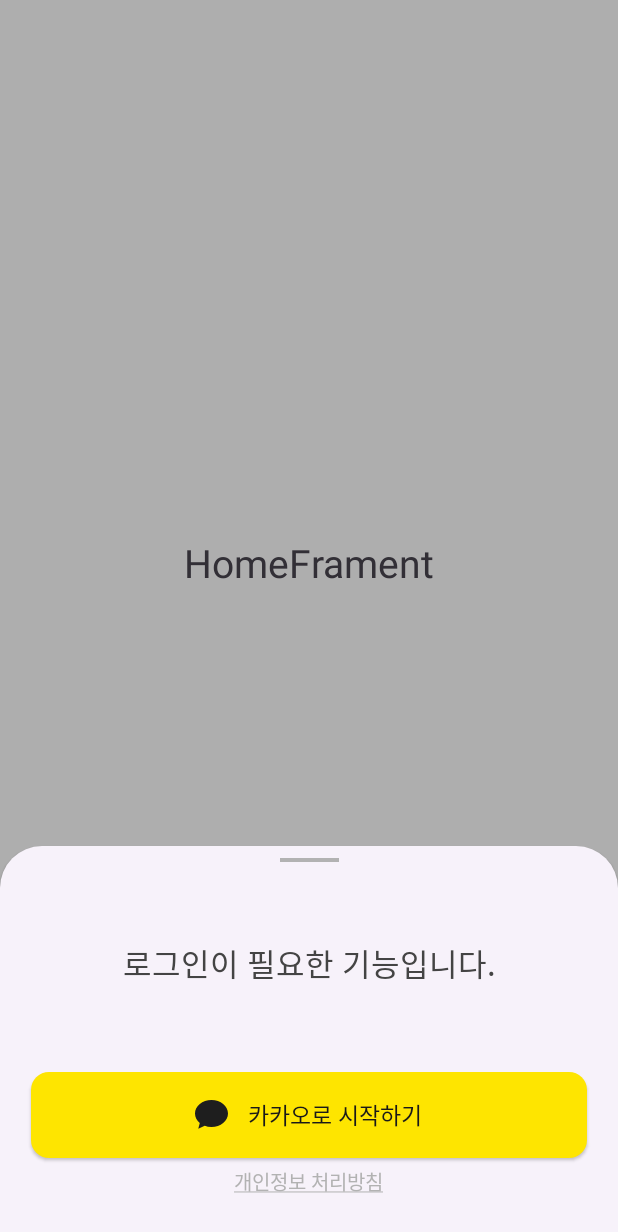
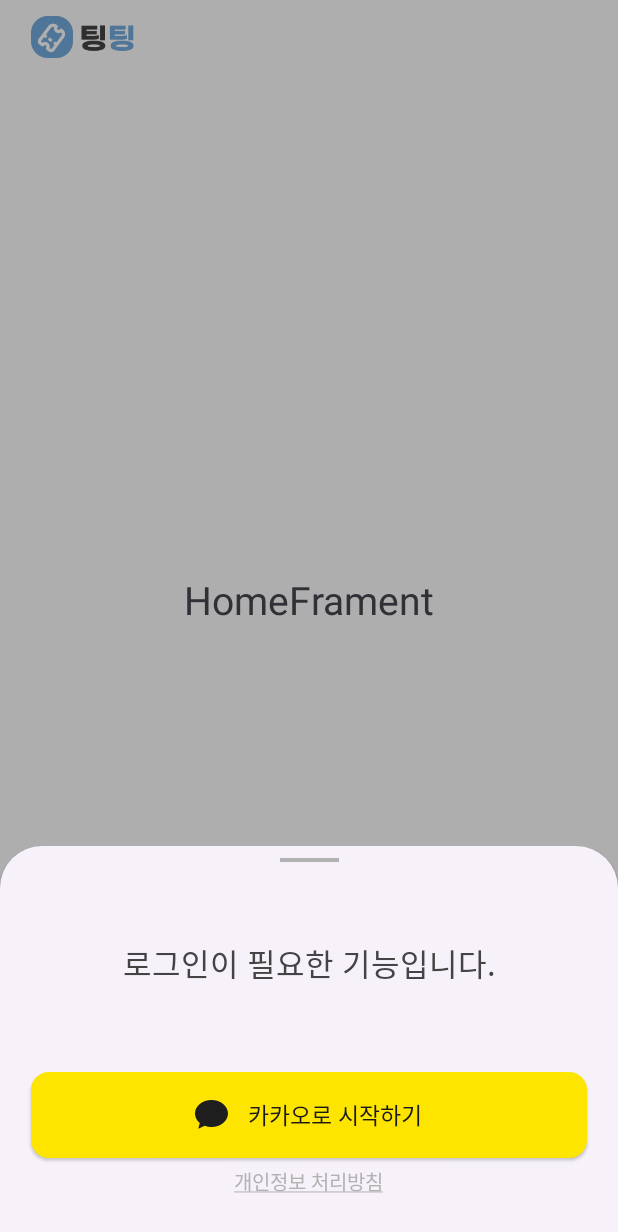
Before and after one commit to heeung/tingting, an Android app: the fragment LoginModalBottomSheet placed in its activity, on a phone screen of 412 x 824 dp. Shown: the top 1232 px of the screen. Run offline under Robolectric (Android 15) with nearby library versions, the phone set to English and light mode, and no system bars; our stand-ins replace Dagger/Hilt's generated code, navigation-ui, sdp/ssp sizes.

Commit message:
feat: 카카오 로그인 구현 완료 & 상단바 생성

```diff
--- /dev/null
+++ b/android/app/src/main/java/com/alsif/tingting/base/BaseBottomSheet.kt
@@ -0,0 +1,44 @@
+package com.alsif.tingting.base
+
+import android.content.Context
+import android.graphics.Color
+import android.graphics.Point
+import android.graphics.drawable.ColorDrawable
+import android.os.Bundle
+import android.view.*
+import androidx.annotation.LayoutRes
+import androidx.viewbinding.ViewBinding
+import com.alsif.tingting.ui.main.MainActivity
+import com.google.android.material.bottomsheet.BottomSheetDialogFragment
+
+abstract class BaseBottomSheet<T : ViewBinding>(
+    private val bind: (View) -> T,
+    @LayoutRes layoutResId: Int
+) : BottomSheetDialogFragment(layoutResId) {
+
+    private var _binding: T? = null
+    val binding get() = requireNotNull(_binding)
+    private lateinit var _mActivity: MainActivity
+    protected val mActivity get() = _mActivity
+
+    private var isSetBackButtonValid = false
+
+    override fun onAttach(context: Context) {
+        super.onAttach(context)
+        _mActivity = context as MainActivity
+    }
+
+    override fun onCreateView(
+        inflater: LayoutInflater,
+        container: ViewGroup?,
+        savedInstanceState: Bundle?
+    ): View? {
+        _binding = bind(super.onCreateView(inflater, container, savedInstanceState)!!)
+        return binding.root
+    }
+
+    override fun onDestroyView() {
+        super.onDestroyView()
+        _binding = null
+    }
+}
--- a/android/app/src/main/java/com/alsif/tingting/ui/login/KakaoLogin.kt
+++ b/android/app/src/main/java/com/alsif/tingting/ui/login/KakaoLogin.kt
@@ -3,28 +3,51 @@ package com.alsif.tingting.ui.login
 import android.content.ContentValues
 import android.content.Context
 import android.util.Log
+import com.alsif.tingting.TingtingApp.DependencyContainer.authDataSource
 import com.alsif.tingting.data.local.AuthDataSource
 import com.kakao.sdk.auth.model.OAuthToken
+import com.kakao.sdk.common.model.ClientError
+import com.kakao.sdk.common.model.ClientErrorCause
 import com.kakao.sdk.user.UserApiClient
+import javax.inject.Inject
 
 /**
  * 카카오 SDK 로그인 구현부입니다.
  */
-fun startKakaoLogin(
+fun kakaoLogin(
     context: Context,
-    authDataSource: AuthDataSource,
+    setAccessToken: (String) -> Unit,
+    setRefreshToken: (String) -> Unit,
+    loginEvent: () -> Unit
 ) {
     val callback: (OAuthToken?, Throwable?) -> Unit = { token, error ->
         if (error != null) {
             Log.e(ContentValues.TAG, "카카오계정으로 로그인 실패", error)
         } else if (token != null) {
+            setAccessToken(token.accessToken)
+            setRefreshToken(token.refreshToken)
+            loginEvent()
+
             Log.i(ContentValues.TAG, "카카오톡으로 로그인 성공 accesstoken ${token.accessToken}")
             Log.i(ContentValues.TAG, "카카오톡으로 로그인 성공 refreshtoken ${token.refreshToken}")
-            val email = token.scopes!![0]
-
-            authDataSource.setAccessToken(token.accessToken)
-            authDataSource.setRefreshToken(token.refreshToken)
         }
     }
-    UserApiClient.instance.loginWithKakaoAccount(context, callback = callback)
+
+    if (UserApiClient.instance.isKakaoTalkLoginAvailable(context)) {
+        // 카카오톡 설치시
+        UserApiClient.instance.loginWithKakaoTalk(context) { token, error ->
+            if (error != null) { // 로그인 실패한 경우
+                Log.e("[김희웅] Kakao: ", "카카오톡 로그인 실패 (카카오톡이 설치되어있음)", error)
+            }
+            if (error is ClientError && error.reason == ClientErrorCause.Cancelled) {
+                return@loginWithKakaoTalk
+            }
+
+            // 위의 에러 종류가 아니라면
+            UserApiClient.instance.loginWithKakaoAccount(context, callback = callback)
+        }
+    } else {
+        // 카카오톡 미설치시
+        UserApiClient.instance.loginWithKakaoAccount(context, callback = callback)
+    }
 }
--- a/android/app/src/main/java/com/alsif/tingting/ui/login/LoginModalBottomSheet.kt
+++ b/android/app/src/main/java/com/alsif/tingting/ui/login/LoginModalBottomSheet.kt
@@ -7,32 +7,35 @@ import android.view.ViewGroup
 import androidx.fragment.app.activityViewModels
 import com.alsif.tingting.R
 import com.alsif.tingting.TingtingApp.DependencyContainer.authDataSource
+import com.alsif.tingting.base.BaseBottomSheet
 import com.alsif.tingting.data.local.AuthDataSource
 import com.alsif.tingting.databinding.BottomSheetLoginBinding
 import com.alsif.tingting.ui.main.MainActivityViewModel
 import com.google.android.material.bottomsheet.BottomSheetDialogFragment
 
-class LoginModalBottomSheet : BottomSheetDialogFragment()  {
+class LoginModalBottomSheet : BaseBottomSheet<BottomSheetLoginBinding>(BottomSheetLoginBinding::bind, R.layout.bottom_sheet_login)  {
     private val sharedViewModel: MainActivityViewModel by activityViewModels()
-
-    override fun onCreateView(
-        inflater: LayoutInflater,
-        container: ViewGroup?,
-        savedInstanceState: Bundle?
-    ): View? {
-        super.onCreateView(inflater, container, savedInstanceState)
-        return inflater.inflate(R.layout.bottom_sheet_login, container, false)
-    }
 
     override fun onViewCreated(view: View, savedInstanceState: Bundle?) {
         super.onViewCreated(view, savedInstanceState)
 
-//        binding.btnKakaoLogin.setOnClickListener {
-////            startKakaoLogin()
-//        }
+        binding.btnKakaoLogin.setOnClickListener {
+            kakaoLogin(
+                mActivity,
+                setAccessToken = {
+                    sharedViewModel.setAccessToken(it)
+                },
+                setRefreshToken = {
+                    sharedViewModel.setRefreshToken(it)
+                },
+                loginEvent = {
+                    sharedViewModel.loginEvent()
+                }
+            )
+        }
     }
 
     companion object {
-        const val TAG = "BasicBottomModalSheet"
+        const val TAG = "LoginBottomSheet"
     }
 }
--- a/android/app/src/main/res/layout/activity_main.xml
+++ b/android/app/src/main/res/layout/activity_main.xml
@@ -3,20 +3,46 @@
     xmlns:app="http://schemas.android.com/apk/res-auto"
     xmlns:tools="http://schemas.android.com/tools"
     android:layout_width="match_parent"
-    android:layout_height="match_parent"
-    tools:context=".MainActivity">
+    android:layout_height="match_parent">
+
+    <com.google.android.material.appbar.AppBarLayout
+        android:id="@+id/layout_appbar"
+        android:layout_width="match_parent"
+        android:layout_height="0dp"
+        app:layout_constraintHeight_percent="0.06"
+        android:background="@color/transparent"
+        app:layout_constraintEnd_toEndOf="parent"
+        app:layout_constraintStart_toStartOf="parent"
+        app:layout_constraintTop_toTopOf="parent">
+
+        <LinearLayout
+            android:layout_width="match_parent"
+            android:layout_height="match_parent"
+            android:layout_marginHorizontal="@dimen/_16sdp">
+
+            <ImageView
+                android:layout_width="wrap_content"
+                android:layout_height="match_parent"
+                android:src="@drawable/img_logo"
+                android:layout_marginVertical="@dimen/_8sdp"
+                android:scaleType="fitStart"/>
+
+
+
+        </LinearLayout>
+
+    </com.google.android.material.appbar.AppBarLayout>
 
     <androidx.fragment.app.FragmentContainerView
         android:id="@+id/fragment_container"
+        android:name="androidx.navigation.fragment.NavHostFragment"
         android:layout_width="0dp"
         android:layout_height="0dp"
-        android:name="androidx.navigation.fragment.NavHostFragment"
         app:defaultNavHost="true"
-        app:layout_constraintTop_toTopOf="parent"
+        app:layout_constraintBottom_toTopOf="@id/bottom_navigation"
+        app:layout_constraintEnd_toEndOf="parent"
         app:layout_constraintStart_toStartOf="parent"
-        app:layout_constraintEnd_toEndOf="parent"
-        app:layout_constraintBottom_toTopOf="@id/bottom_navigation"
-        />
+        app:layout_constraintTop_toBottomOf="@+id/layout_appbar" />
 
     <com.google.android.material.bottomnavigation.BottomNavigationView
         android:id="@+id/bottom_navigation"
```
Also changed, not shown: android/app/src/main/java/com/alsif/tingting/data/local/AuthDataSourceImpl.kt (+6 -2 lines), android/app/src/main/java/com/alsif/tingting/ui/main/MainActivity.kt (+40 -4 lines), android/app/src/main/java/com/alsif/tingting/ui/main/MainActivityViewModel.kt (+34 -2 lines), android/app/src/main/java/com/alsif/tingting/ui/reservedlist/ReservedListFragment.kt (+12 -0 lines), android/app/src/main/res/layout/fragment_reserved_list.xml (+9 -0 lines), android/app/src/main/res/drawable/img_logo.png (added).
